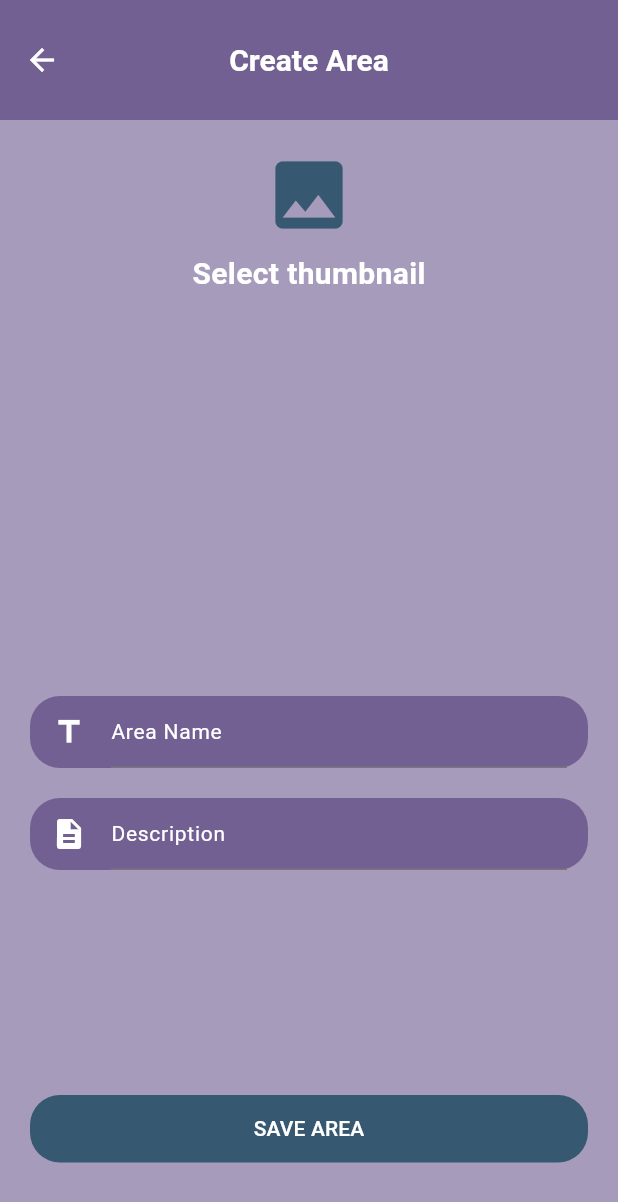
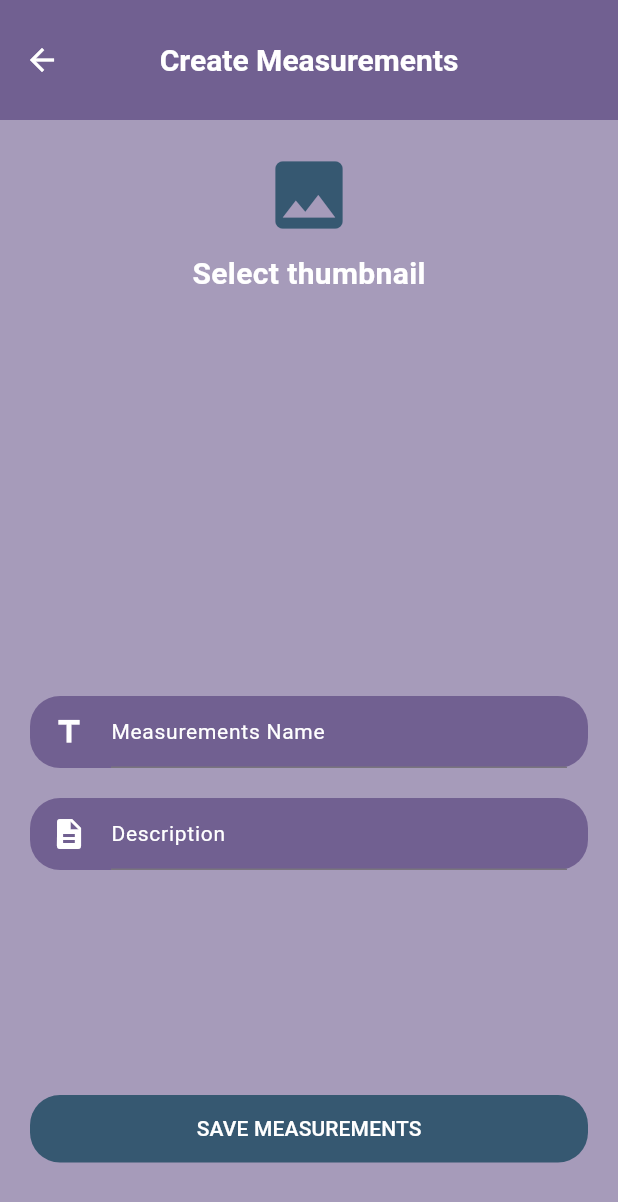
Before and after one commit to razstvien01/distance_range_estimator, a Flutter app: the screen it shows after launch, after a tap on "CREATE AREA", on a phone screen of 412 x 824 dp. Shown: the top 1202 px of the screen. Run offline on Flutter 3.47's test engine with Material 3 defaults, Android fonts, the phone set to English and light mode, and no system bars; our stand-ins replace cloud_firestore, firebase_core, firebase_storage, flutter_image_compress, fluttertoast, image_cropper and 2 more; missing offline and left inert: mqtt_client; accounts and stored records are empty; network calls fail.

Commit message:
area changed into measurements

```diff
--- a/lib/main.dart
+++ b/lib/main.dart
@@ -185,17 +185,11 @@ class _MyHomePageState extends State<MyHomePage> {
     final String message =
         'SSID:$ssid;PASSWORD:$password'; // Or use JSON format
 
-    print("Hello world 1");
-
     if (client.connectionStatus?.state == mqtt.MqttConnectionState.connected) {
       final Uint8List data = Uint8List.fromList(utf8.encode(message));
 
-      print("Hello world 2");
-
       final Uint8Buffer buffer = Uint8Buffer();
       buffer.addAll(data);
-
-      print("Hello world 3");
 
       client.publishMessage(
         topic,
--- a/lib/screens/add_area_screen/add_area.dart
+++ b/lib/screens/add_area_screen/add_area.dart
@@ -24,7 +24,7 @@ class CreateAreaScreen extends StatefulWidget {
 }
 
 class _CreateAreaScreenState extends State<CreateAreaScreen> {
-  final area = FirebaseFirestore.instance.collection('area');
+  final measurements = FirebaseFirestore.instance.collection('measurements');
 
   final _titleController = TextEditingController();
   final _descriptionController = TextEditingController();
@@ -46,7 +46,7 @@ class _CreateAreaScreenState extends State<CreateAreaScreen> {
   Future _uploadFile(String path, bool isThumbnail) async {
     final ref = FirebaseStorage.instance
         .ref()
-        .child('areas')
+        .child('measurements')
         .child(DateTime.now().toIso8601String() + p.basename(path));
 
     final result = await ref.putFile(File(path));
@@ -144,7 +144,7 @@ class _CreateAreaScreenState extends State<CreateAreaScreen> {
         toolbarHeight: 80.0,
         centerTitle: true,
         title: const Text(
-          'Create Area',
+          'Create Measurements',
           style: kSubTextStyle,
         ),
         foregroundColor: kRevColor,
@@ -172,7 +172,7 @@ class _CreateAreaScreenState extends State<CreateAreaScreen> {
                         return null;
                       },
                       controller: _titleController,
-                      hintText: 'Area Name',
+                      hintText: 'Measurements Name',
                       icon: Icons.title,
                       keyboardType: TextInputType.text,
                       maxLines: 4,
@@ -207,7 +207,7 @@ class _CreateAreaScreenState extends State<CreateAreaScreen> {
                 children: [
                   DefaultButton(
                       isDisabled: _isDisabled,
-                      btnText: 'Save Area',
+                      btnText: 'Save Measurements',
                       onPressed: () async {
                         _isDisabled = !_isDisabled;
                         // String? uid =
@@ -217,14 +217,15 @@ class _CreateAreaScreenState extends State<CreateAreaScreen> {
 
                         try {
                           await _uploadFile(imageFile.path, true);
-                          await area.add({
+                          await measurements.add({
                             'title': title,
                             'description': description,
-                            'thumbnail': imageUrl
+                            'thumbnail': imageUrl,
+                            'created_at': Timestamp.now(),
                           });
 
                           Fluttertoast.showToast(
-                              msg: "Created area successfully",
+                              msg: "Created measurements successfully",
                               toastLength: Toast.LENGTH_LONG,
                               gravity: ToastGravity.BOTTOM_RIGHT,
                               timeInSecForIosWeb: 1,
@@ -233,7 +234,7 @@ class _CreateAreaScreenState extends State<CreateAreaScreen> {
                               fontSize: 16.0);
                         } catch (e) {
                           Fluttertoast.showToast(
-                              msg: "Failure to create area",
+                              msg: "Failure to create measurements",
                               toastLength: Toast.LENGTH_LONG,
                               gravity: ToastGravity.BOTTOM_RIGHT,
                               timeInSecForIosWeb: 1,
--- a/lib/screens/home_screen/home.dart
+++ b/lib/screens/home_screen/home.dart
@@ -10,7 +10,6 @@ class HomeScreen extends StatefulWidget {
   @override
   State<HomeScreen> createState() => _HomeScreenState();
 }
-
 
 class _HomeScreenState extends State<HomeScreen> {
 
@@ -38,7 +37,7 @@ class _HomeScreenState extends State<HomeScreen> {
               onPressed: () =>
                   {Navigator.of(context).pushNamed('/add_distance')}),
         ),
-        const Flexible(flex: 5, child: AreaList()),
+        Flexible(flex: 5, child: AreaList()),
         Flexible(
           flex: 1,
           child: DefaultButton(
--- a/lib/widgets/area_list.dart
+++ b/lib/widgets/area_list.dart
@@ -1,54 +1,62 @@
 import 'package:distance_range_estimator/types/constants.dart';
 import 'package:flutter/material.dart';
+import 'package:firebase_core/firebase_core.dart';
+import 'package:cloud_firestore/cloud_firestore.dart';
 
 import '../screens/detail_area_screen/detail_area.dart';
 
 class AreaList extends StatelessWidget {
-  final List<String> areas = const [
-    'Area 1',
-    'Area 2',
-    'Area 3',
-    'Area 4',
-    'Area 5',
-    'Area 6',
-    'Area 7',
-    'Area 8',
-    'Area 9',
-    'Area 9',
-    'Area 7',
-    'Area 8',
-    'Area 9',
-    'Area 9',
-    'Area 7',
-    'Area 8',
-    'Area 9',
-    'Area 9',
-    // ... other areas
-  ];
+  final CollectionReference areaCollection =
+      FirebaseFirestore.instance.collection('area');
 
-  const AreaList({super.key});
+  AreaList({super.key});
 
   @override
   Widget build(BuildContext context) {
+    return StreamBuilder<QuerySnapshot>(
+      stream: areaCollection.orderBy('created_at', descending: true).snapshots(),
+      builder: (context, snapshot) {
+        if (!snapshot.hasData) {
+          return CircularProgressIndicator(); // Loading indicator
+        }
+
+        final areas = snapshot.data?.docs;
+
         return ListView.builder(
           shrinkWrap: true,
-      itemCount: areas.length,
+          itemCount: areas?.length,
           itemBuilder: (context, index) {
-        return Card(
-          color: kBGColor,
-          child: ListTile(
-            title: Text(areas[index], style: kSubTextStyle),
+            final areaData = areas?[index].data() as Map<String, dynamic>;
+            final areaName = areaData['title'] ??
+                ''; // Replace 'title' with the field name in your Firestore document
+            final thumbnailUrl = areaData['thumbnail'] ??
+                ''; // Replace 'thumbnail' with the field name for the thumbnail URL
+
+            return GestureDetector(
               onTap: () {
-              // Action to take when card is tapped
+                // Action to take when the list item is tapped
                 // For example, navigate to a new screen:
                 Navigator.push(
                   context,
                   MaterialPageRoute(
-                  builder: (context) => DetailScreen(areaName: areas[index]),
+                    builder: (context) => DetailScreen(areaName: areaName),
                   ),
                 );
               },
+              child: Card(
+                color: kBGColor,
+                child: ListTile(
+                  leading: thumbnailUrl.isNotEmpty
+                      ? Image.network(thumbnailUrl,
+                          width: 100, height: 100) // Display thumbnail image
+                      : SizedBox(
+                          width: 100,
+                          height: 100), // Placeholder if thumbnail URL is empty
+                  title: Text(areaName, style: kSubTextStyle),
                 ),
+              ),
+            );
+          },
         );
       },
     );
```
Lines whose indentation alone changed are shown as unchanged.
